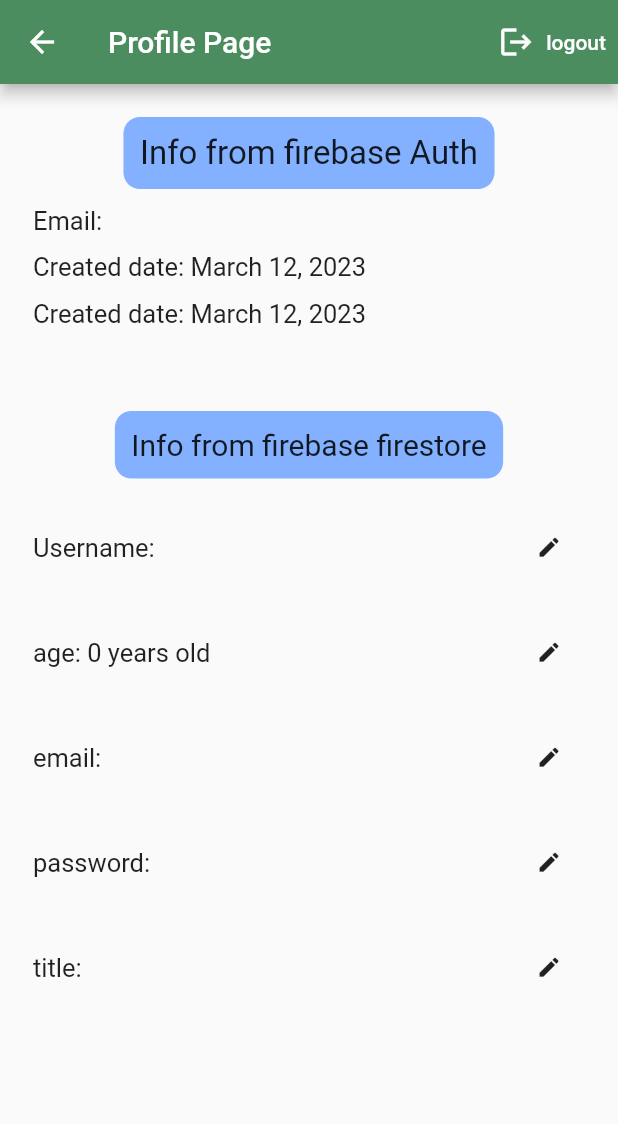
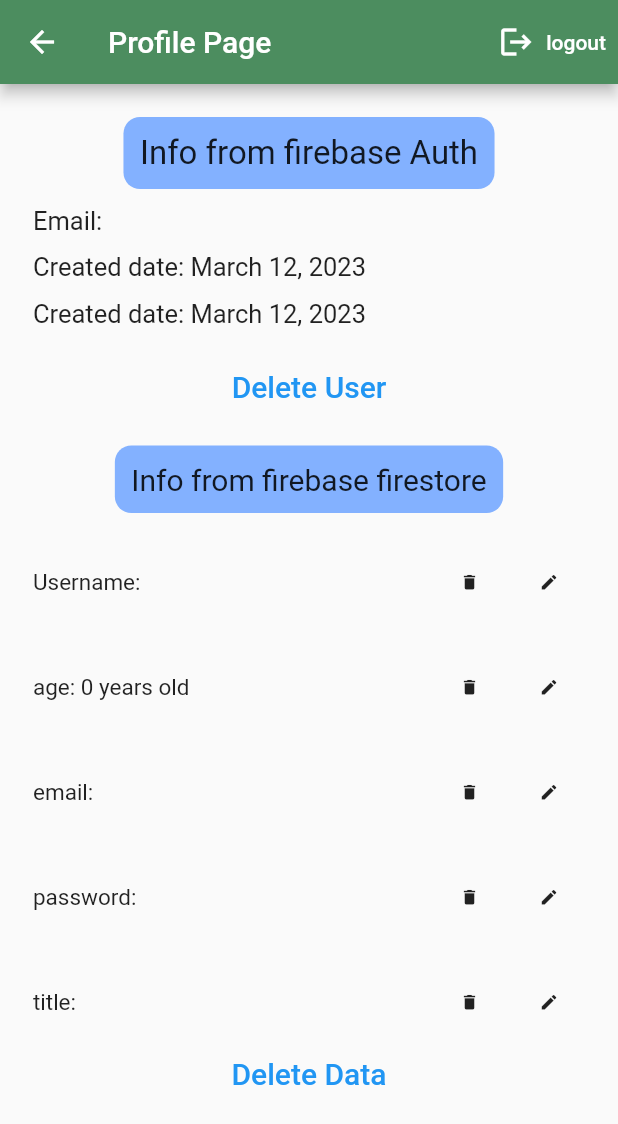
Before and after one commit to mohamedkhaled3/e_commerce_flower_app_university_project, a Flutter app: the screen it shows once a user with an empty profile is signed in, in the side drawer, after a tap on "Profile Page", on a phone screen of 412 x 824 dp. Shown: the top 1124 px of the screen. Run offline on Flutter 3.47's test engine with Material 2 defaults, Android fonts, the phone set to English and light mode, and no system bars; our stand-ins replace cloud_firestore, firebase_auth, firebase_core, flutter_svg, google_sign_in; accounts and stored records are empty.

Commit message:
#23 Delete date & user

```diff
--- a/lib/screens/ProfilePage.dart
+++ b/lib/screens/ProfilePage.dart
@@ -1,4 +1,4 @@
-
+import 'package:cloud_firestore/cloud_firestore.dart';
 import 'package:e_commerce_flower_app_university_project/shared/ReadDataFromFireStore.dart';
 import 'package:e_commerce_flower_app_university_project/shared/colors.dart';
 import 'package:firebase_auth/firebase_auth.dart';
@@ -13,7 +13,9 @@ class ProfilePage extends StatefulWidget {
 }
 
 class _ProfilePageState extends State<ProfilePage> {
-  final credential = FirebaseAuth.instance.currentUser;
+  final credential =
+      FirebaseAuth.instance.currentUser; //credential is "currentUser"
+  CollectionReference users =  FirebaseFirestore.instance.collection('users');
 
   @override
   Widget build(BuildContext context) {
@@ -76,7 +78,7 @@ class _ProfilePageState extends State<ProfilePage> {
                     height: 11,
                   ),
                   Text(
-                    "Created date: ${DateFormat("MMMM d, y").format(credential!.metadata.creationTime!)}",  // to give first data of login
+                    "Created date: ${DateFormat("MMMM d, y").format(credential!.metadata.creationTime!)}", // to give first data of login
                     style: TextStyle(
                       fontSize: 17,
                     ),
@@ -93,7 +95,29 @@ class _ProfilePageState extends State<ProfilePage> {
                 ],
               ),
               SizedBox(
-                height: 55,
+                height: 15,
+              ),
+              Center(
+                child: TextButton(
+                  style: ButtonStyle(
+                    foregroundColor:
+                        MaterialStateProperty.all<Color>(Colors.blue),
+                  ),
+                  onPressed: () {
+                    setState(() {
+                      credential!.delete(); //Delete user [firebase auth]
+                      users.doc(credential!.uid).delete(); //Delete a document [firestore]
+                      Navigator.pop(context); // to go to signin_screen
+                    });
+                  },
+                  child: Text(
+                    'Delete User',
+                    style: TextStyle(fontSize: 20),
+                  ),
+                ),
+              ),
+              SizedBox(
+                height: 15,
               ),
               Center(
                 child: Container(
@@ -109,7 +133,9 @@ class _ProfilePageState extends State<ProfilePage> {
                   ),
                 ),
               ),
-                      ReadDataFromFireStore(documentId: credential!.uid,), // documentId:'user_Id(token)'
+              ReadDataFromFireStore(
+                documentId: credential!.uid,
+              ), // documentId:'user_Id(token)'
             ],
           ),
         ),
--- a/lib/screens/SignIn.dart
+++ b/lib/screens/SignIn.dart
@@ -114,8 +114,7 @@ class _LoginState extends State<Login> {
                   onPressed: () async {
                     await signIn(); // await to wait finish it first then showSnackBa
                     // we use it in main to make user go to Home_page automatically when login
-                    if (!mounted)
-                      return; // this good for performance  //  "https://dart-lang.github.io/linter/lints/use_build_context_synchronously.html"
+                    if (!mounted)return; // this good for performance  //  "https://dart-lang.github.io/linter/lints/use_build_context_synchronously.html"
                     // //Navigate to a new screen and back "Login" without routes
                     // Navigator.pushReplacement(
                     // //   // we dont use "push" we use pushReplacement to make pop "delete" for login stack automatically
--- a/lib/shared/ReadDataFromFireStore.dart
+++ b/lib/shared/ReadDataFromFireStore.dart
@@ -23,7 +23,8 @@ class _ReadDataFromFireStoreState extends State<ReadDataFromFireStore> {
     final credential = FirebaseAuth.instance.currentUser;
 
 // function that to make showDialog relation to firebase
-    myshowDialog(Map data, dynamic myKey) { // myKey = when click to edit_icon and in hintText   & data is map make relation to firebase
+    myshowDialog(Map data, dynamic myKey) {
+      // myKey = when click to edit_icon and in hintText   & data is map make relation to firebase
       return showDialog(
         context: context,
         builder: (BuildContext context) {
@@ -41,9 +42,7 @@ class _ReadDataFromFireStoreState extends State<ReadDataFromFireStore> {
                           dialogUserNameController, // 2 Handle changes to a text field
                       maxLength: 20,
                       decoration:
-                          InputDecoration(hintText: "${data['$myKey']}")
-                          ),
-
+                          InputDecoration(hintText: "${data['$myKey']}")),
                   SizedBox(
                     height: 22,
                   ),
@@ -112,14 +111,34 @@ class _ReadDataFromFireStoreState extends State<ReadDataFromFireStore> {
                 children: [
                   Text(
                     "Username: ${data["userName"]}",
-                    style: const TextStyle(fontSize: 17),
+                    style: const TextStyle(fontSize: 15),
+                  ),
+                  Row(
+                    children: [
+                      IconButton(
+                        iconSize: 13,
+                        icon: const Icon(Icons.delete),
+                        onPressed: () {
+                          setState(() {
+                            users.doc(credential!.uid).update({
+                              "userName": FieldValue.delete()
+                            }); // key is info from firebase firestore (userName & age & title & ... )
+                          });
+                        },
+                      ),
+                      const SizedBox(
+                        width: 5,
                       ),
                       IconButton(
-                    iconSize: 17,
+                        iconSize: 13,
                         icon: const Icon(Icons.edit),
                         onPressed: () {
+                          setState(() {
                             myshowDialog(data, 'userName');
+                          });
                         },
+                      ),
+                    ],
                   ),
                 ],
               ),
@@ -131,14 +150,32 @@ class _ReadDataFromFireStoreState extends State<ReadDataFromFireStore> {
                 children: [
                   Text(
                     "age: ${data['age']} years old",
-                    style: const TextStyle(fontSize: 17),
+                    style: const TextStyle(fontSize: 15),
+                  ),
+                  Row(
+                    children: [
+                      IconButton(
+                        iconSize: 13,
+                        icon: const Icon(Icons.delete),
+                        onPressed: () {
+                          setState(() {
+                            users
+                                .doc(credential!.uid)
+                                .update({"age": FieldValue.delete()});
+                          });
+                        },
+                      ),
+                      const SizedBox(
+                        width: 5,
                       ),
                       IconButton(
-                    iconSize: 17,
+                        iconSize: 13,
                         icon: const Icon(Icons.edit),
                         onPressed: () {
                           myshowDialog(data, 'age');
                         },
+                      ),
+                    ],
                   ),
                 ],
               ),
@@ -150,14 +187,32 @@ class _ReadDataFromFireStoreState extends State<ReadDataFromFireStore> {
                 children: [
                   Text(
                     "email: ${data['email']}",
-                    style: const TextStyle(fontSize: 17),
+                    style: const TextStyle(fontSize: 15),
+                  ),
+                  Row(
+                    children: [
+                      IconButton(
+                        iconSize: 13,
+                        icon: const Icon(Icons.delete),
+                        onPressed: () {
+                          setState(() {
+                            users
+                                .doc(credential!.uid)
+                                .update({"email": FieldValue.delete()});
+                          });
+                        },
+                      ),
+                      const SizedBox(
+                        width: 5,
                       ),
                       IconButton(
-                    iconSize: 17,
+                        iconSize: 13,
                         icon: const Icon(Icons.edit),
                         onPressed: () {
                           myshowDialog(data, 'email');
                         },
+                      ),
+                    ],
                   ),
                 ],
               ),
@@ -169,14 +224,32 @@ class _ReadDataFromFireStoreState extends State<ReadDataFromFireStore> {
                 children: [
                   Text(
                     "password: ${data['password']}",
-                    style: const TextStyle(fontSize: 17),
+                    style: const TextStyle(fontSize: 15),
+                  ),
+                  Row(
+                    children: [
+                      IconButton(
+                        iconSize: 13,
+                        icon: const Icon(Icons.delete),
+                        onPressed: () {
+                          setState(() {
+                            users
+                                .doc(credential!.uid)
+                                .update({"password": FieldValue.delete()});
+                          });
+                        },
+                      ),
+                      const SizedBox(
+                        width: 5,
                       ),
                       IconButton(
-                    iconSize: 17,
+                        iconSize: 13,
                         icon: const Icon(Icons.edit),
                         onPressed: () {
                           myshowDialog(data, 'password');
                         },
+                      ),
+                    ],
                   ),
                 ],
               ),
@@ -188,10 +261,26 @@ class _ReadDataFromFireStoreState extends State<ReadDataFromFireStore> {
                 children: [
                   Text(
                     "title: ${data['title']}",
-                    style: const TextStyle(fontSize: 17),
+                    style: const TextStyle(fontSize: 15),
+                  ),
+                  Row(
+                    children: [
+                      IconButton(
+                        iconSize: 13,
+                        icon: const Icon(Icons.delete),
+                        onPressed: () {
+                          setState(() {
+                            users.doc(credential!.uid).update({
+                              "title": FieldValue.delete()
+                            }); // key is info from firebase firestore (userName & )
+                          });
+                        },
+                      ),
+                      const SizedBox(
+                        width: 5,
                       ),
                       IconButton(
-                    iconSize: 17,
+                        iconSize: 13,
                         icon: const Icon(Icons.edit),
                         onPressed: () {
                           myshowDialog(data, 'title');
@@ -199,6 +288,25 @@ class _ReadDataFromFireStoreState extends State<ReadDataFromFireStore> {
                       ),
                     ],
                   ),
+                ],
+              ),
+              Center(
+                child: TextButton(
+                  style: ButtonStyle(
+                    foregroundColor:
+                        MaterialStateProperty.all<Color>(Colors.blue),
+                  ),
+                  onPressed: () {
+                    setState(() {
+                      users.doc(credential!.uid).delete();
+                    });
+                  },
+                  child: Text(
+                    'Delete Data',
+                    style: TextStyle(fontSize: 20),
+                  ),
+                ),
+              )
             ],
           );
         }
```
Lines whose indentation alone changed are shown as unchanged.
